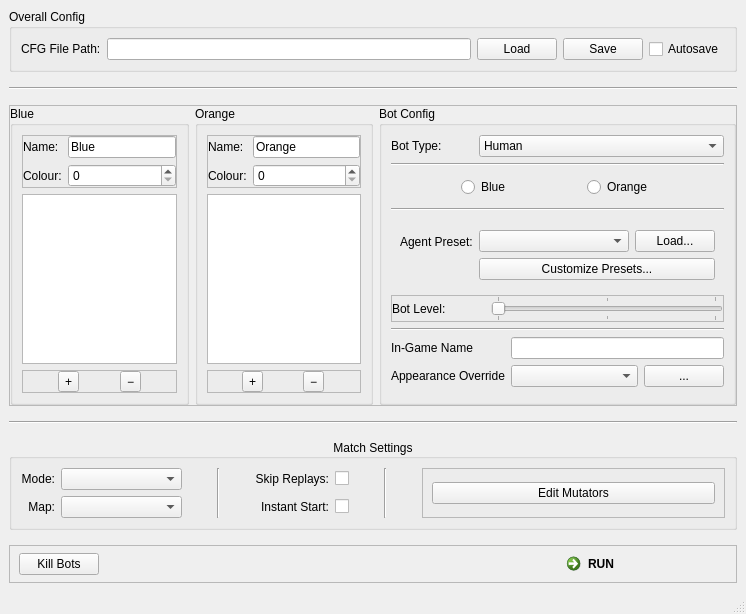
This is framework/python/rlbot/gui/design/qt_gui.ui in ViliamVadocz/Hivemind as Qt 5 draws it before an edit. The edited form follows.
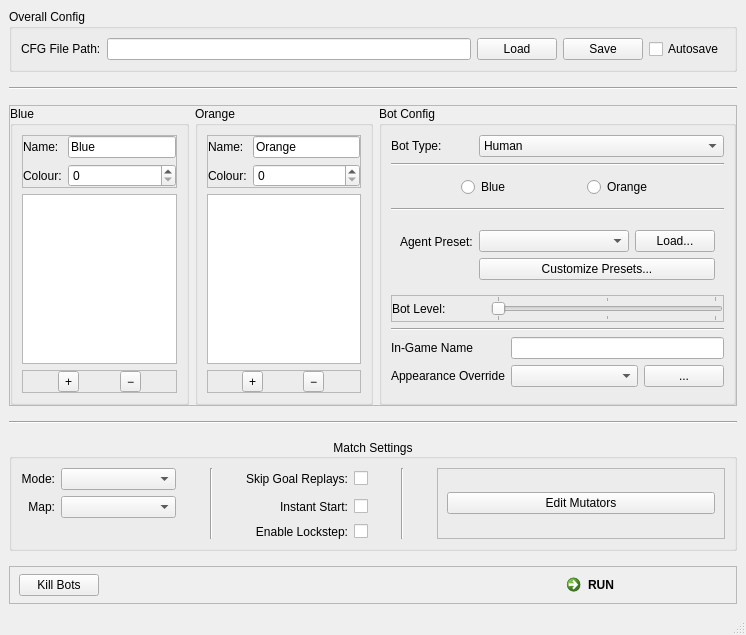
This is the edited form.

Patch:
```diff
--- a/framework/python/rlbot/gui/design/qt_gui.ui
+++ b/framework/python/rlbot/gui/design/qt_gui.ui
@@ -794,6 +794,16 @@
          </property>
         </widget>
        </item>
+       <item row="0" column="3">
+        <widget class="QLabel" name="label_13">
+         <property name="text">
+          <string>Skip Goal Replays:</string>
+         </property>
+         <property name="alignment">
+          <set>Qt::AlignRight|Qt::AlignTrailing|Qt::AlignVCenter</set>
+         </property>
+        </widget>
+       </item>
        <item row="0" column="4">
         <widget class="QCheckBox" name="skip_replays_checkbox">
          <property name="sizePolicy">
@@ -824,7 +834,27 @@
          </property>
         </widget>
        </item>
-       <item row="0" column="2" rowspan="2">
+       <item row="2" column="3">
+        <widget class="QLabel" name="label_14">
+         <property name="text">
+          <string>Enable Lockstep:</string>
+         </property>
+         <property name="alignment">
+          <set>Qt::AlignRight|Qt::AlignTrailing|Qt::AlignVCenter</set>
+         </property>
+        </widget>
+       </item>
+       <item row="2" column="4">
+        <widget class="QCheckBox" name="enable_lockstep_checkbox">
+         <property name="sizePolicy">
+          <sizepolicy hsizetype="Fixed" vsizetype="Fixed">
+           <horstretch>0</horstretch>
+           <verstretch>0</verstretch>
+          </sizepolicy>
+         </property>
+        </widget>
+       </item>
+       <item row="0" column="2" rowspan="3">
         <widget class="Line" name="line_6">
          <property name="sizePolicy">
           <sizepolicy hsizetype="Preferred" vsizetype="Minimum">
@@ -837,7 +867,7 @@
          </property>
         </widget>
        </item>
-       <item row="0" column="5" rowspan="2">
+       <item row="0" column="5" rowspan="3">
         <widget class="Line" name="line_7">
          <property name="sizePolicy">
           <sizepolicy hsizetype="Preferred" vsizetype="Minimum">
@@ -850,7 +880,7 @@
          </property>
         </widget>
        </item>
-       <item row="0" column="6" rowspan="2">
+       <item row="0" column="6" rowspan="3">
         <widget class="QFrame" name="frame_7">
          <property name="frameShape">
           <enum>QFrame::StyledPanel</enum>
@@ -869,16 +899,6 @@
          </layout>
         </widget>
        </item>
-       <item row="0" column="3">
-        <widget class="QLabel" name="label_13">
-         <property name="text">
-          <string>Skip Replays:</string>
-         </property>
-         <property name="alignment">
-          <set>Qt::AlignRight|Qt::AlignTrailing|Qt::AlignVCenter</set>
-         </property>
-        </widget>
-       </item>
       </layout>
      </widget>
     </item>
```
